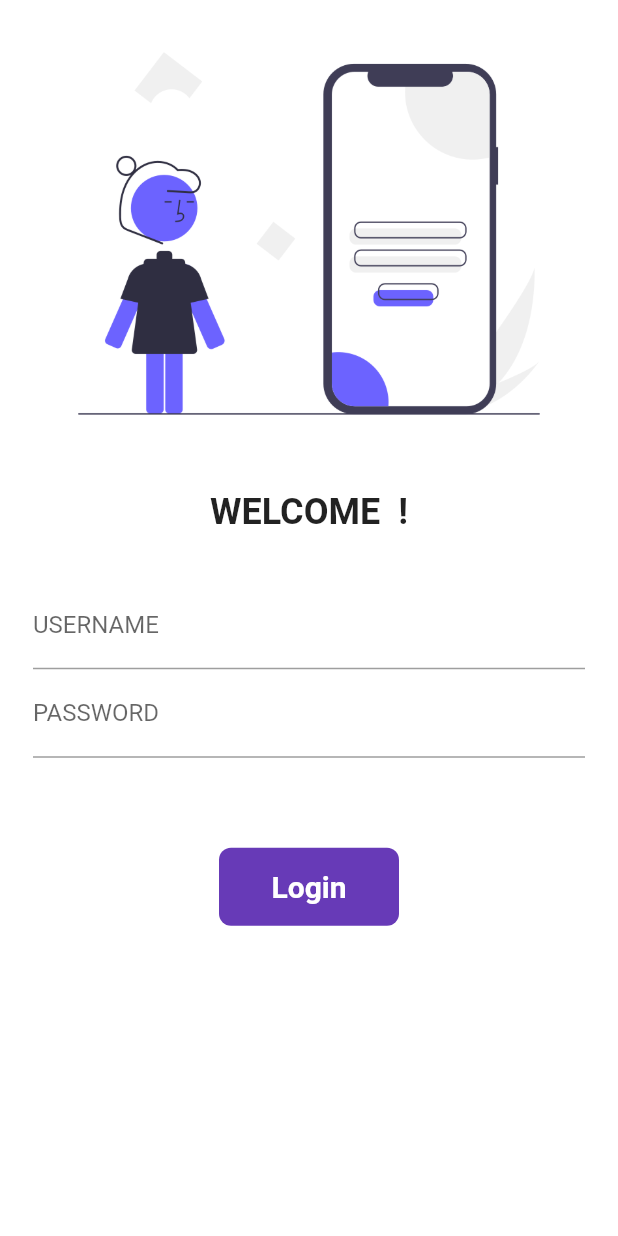
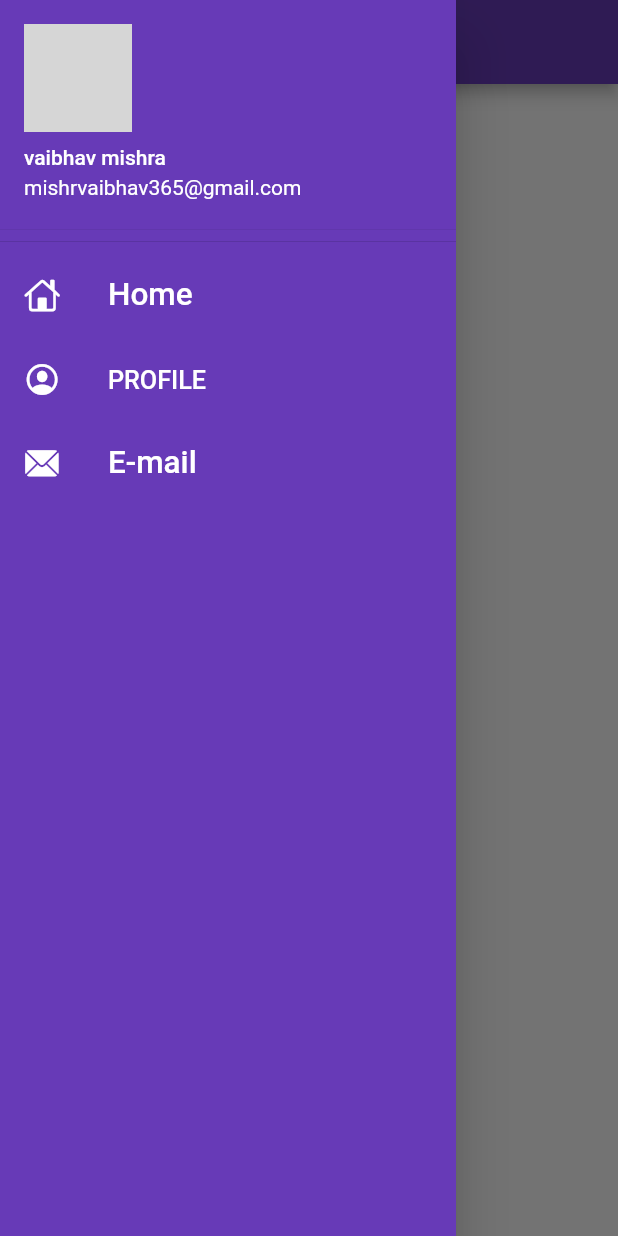
Before and after one commit to vaibhavmishra03/Flutterdev, a Flutter app: the screen it shows after launch, with the side drawer open (before the commit the screen has no drawer), on a phone screen of 412 x 824 dp. Run offline on Flutter 3.47's test engine with Material 2 defaults, Android fonts, the phone set to English and light mode, and no system bars; our stand-ins replace google_fonts; network calls fail; Roboto replaces fonts that are missing (Boogaloo); grey boxes are pictures that could not be loaded.

Commit message:
day 8 learned about drawer and adding items to it

```diff
--- a/lib/main.dart
+++ b/lib/main.dart
@@ -18,8 +18,8 @@ class Myapp extends StatelessWidget {
         theme: ThemeData(
             primarySwatch: Colors.deepPurple,
             fontFamily: GoogleFonts.boogaloo().fontFamily),
-        debugShowCheckedModeBanner: true,
-        initialRoute: "/",
+        //debugShowCheckedModeBanner: true,
+        initialRoute: "/home",
         routes: {
           "/": (context) => const Loginpage(),
           Myroutes.homeroute: (context) => const HomePage(),
--- a/lib/pages/home_page.dart
+++ b/lib/pages/home_page.dart
@@ -1,4 +1,5 @@
 import "package:flutter/material.dart";
+import "package:myhr/widgets/drawer.dart";
 
 class HomePage extends StatelessWidget {
   const HomePage({super.key});
@@ -17,7 +18,7 @@ class HomePage extends StatelessWidget {
       body: const Center(
         child: Text("FLUTTER HOME"),
       ),
-      drawer: const Drawer(),
+      drawer: const Mydrawer(),
     );
   }
 }
--- /dev/null
+++ b/lib/widgets/drawer.dart
@@ -0,0 +1,57 @@
+import "package:flutter/cupertino.dart";
+import "package:flutter/material.dart";
+
+class Mydrawer extends StatelessWidget {
+  const Mydrawer({super.key});
+final imageurl = "https://images.ctfassets.net/4cd45et68cgf/Rx83JoRDMkYNlMC9MKzcB/2b14d5a59fc3937afd3f03191e19502d/Netflix-Symbol.png?w=700&h=456";
+  @override
+  Widget build(BuildContext context) {
+    return Drawer(
+      child: Container(
+        color: Colors.deepPurple,
+        child: ListView(
+          children:  [
+            DrawerHeader(
+              padding: EdgeInsets.zero,
+                child: UserAccountsDrawerHeader(
+                    accountName: Text("vaibhav mishra "),
+                    accountEmail: Text("mishrvaibhav365@gmail.com"),
+                   currentAccountPicture: CircleAvatar(backgroundImage: NetworkImage(imageurl)),
+                   )
+                    ),
+                    ListTile(
+
+                      leading: Icon(CupertinoIcons.home,color: Colors.white,),
+                      title: Text(
+                        "Home",
+                        style: TextStyle(color: Colors.white),
+                        textScaleFactor: 1.5,
+
+                        ),
+                    ),
+                     ListTile(
+
+                      leading: Icon(CupertinoIcons.profile_circled,color: Colors.white,),
+                      title: Text(
+                        "PROFILE",
+                        style: TextStyle(color: Colors.white),
+                        textScaleFactor: 1.2,
+
+                        ),
+                    ),
+                     ListTile(
+
+                      leading: Icon( CupertinoIcons.mail_solid,color: Colors.white,),
+                      title: Text(
+                        "E-mail",
+                        style: TextStyle(color: Colors.white),
+                        textScaleFactor: 1.5,
+
+                        ),
+                    )
+          ],
+        ),
+      ),
+    );
+  }
+}
```
